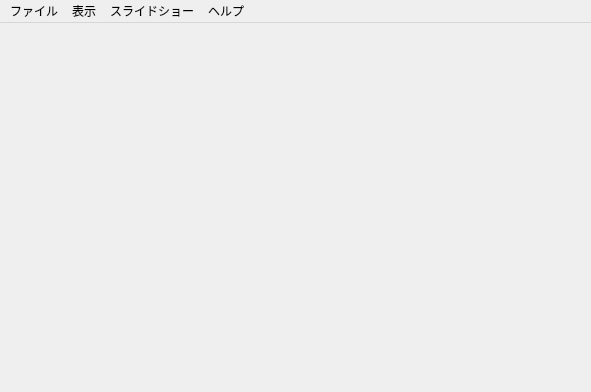
Before: the Qt Designer form mainwindow.ui in muranoya/BookReader, drawn with Qt 5.
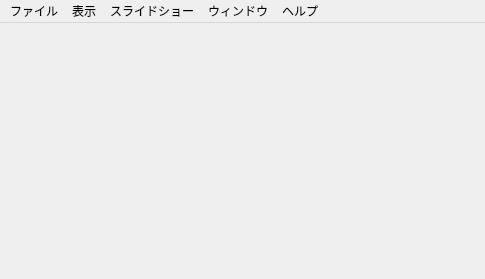
After: the same form once the commit is applied.

```diff
--- a/mainwindow.ui
+++ b/mainwindow.ui
@@ -6,8 +6,8 @@
    <rect>
     <x>0</x>
     <y>0</y>
-    <width>591</width>
-    <height>392</height>
+    <width>485</width>
+    <height>279</height>
    </rect>
   </property>
   <property name="windowTitle">
@@ -40,7 +40,7 @@
     <rect>
      <x>0</x>
      <y>0</y>
-     <width>591</width>
+     <width>485</width>
      <height>22</height>
     </rect>
    </property>
@@ -82,11 +82,19 @@
      <string>スライドショー</string>
     </property>
     <addaction name="menu_Slideshow_Slideshow"/>
-    <addaction name="menu_Slideshow_Settings"/>
+   </widget>
+   <widget class="QMenu" name="menu_Window">
+    <property name="title">
+     <string>ウィンドウ</string>
+    </property>
+    <addaction name="menu_Window_PlayList"/>
+    <addaction name="menu_Window_Histgram"/>
+    <addaction name="menu_Window_ToneCurve"/>
    </widget>
    <addaction name="menu_File"/>
    <addaction name="menu_View"/>
    <addaction name="menu_Slideshow"/>
+   <addaction name="menu_Window"/>
    <addaction name="menu_Help"/>
   </widget>
   <action name="menu_File_Open">
```
Left out of the diff: 38 changed lines with no effect on the pictures.
